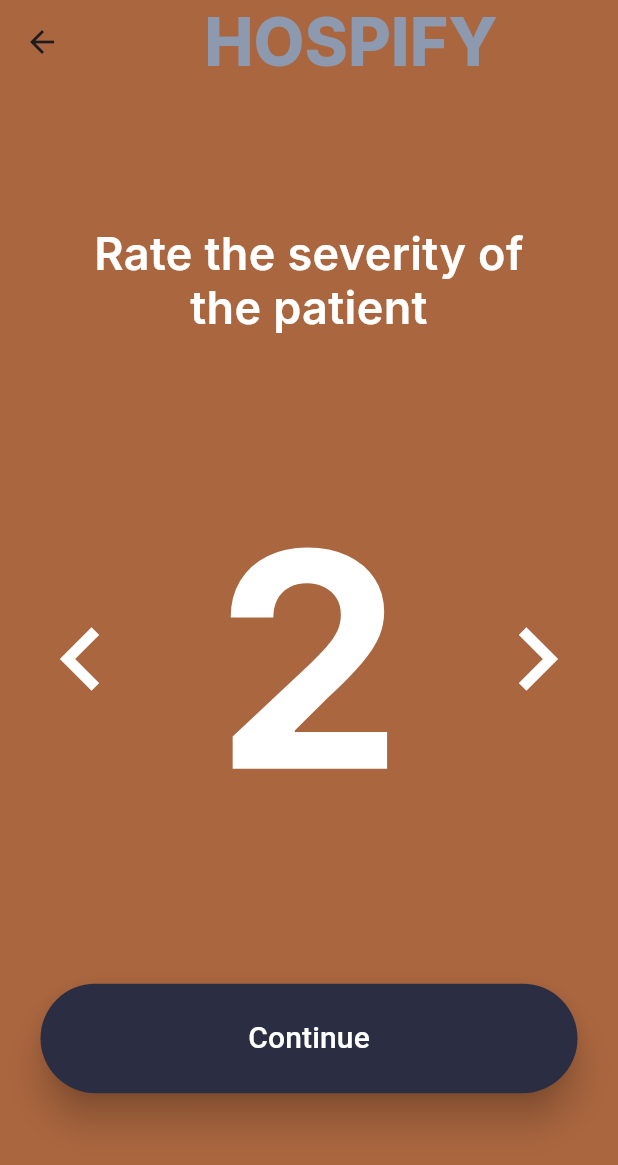
After one commit to parzi-al/miniproject, a Flutter app: the Severe screen opened directly, on a phone screen of 412 x 824 dp. The commit adds this screen. Shown: the top 1165 px of the screen. Run offline on Flutter 3.47's test engine with Material 3 defaults, Android fonts, the phone set to English and light mode, and no system bars; our stand-ins replace cloud_firestore, firebase_auth, firebase_core, google_fonts, hexcolor; accounts and stored records are empty.

Commit message:
severity rating

```diff
--- /dev/null
+++ b/lib/components/severe.dart
@@ -0,0 +1,130 @@
+import 'package:flutter/material.dart';
+import 'package:google_fonts/google_fonts.dart';
+import 'package:hexcolor/hexcolor.dart';
+
+class Severe extends StatefulWidget {
+  Severe({Key? key}) : super(key: key);
+
+  @override
+  State<Severe> createState() => _SevereState();
+}
+
+class _SevereState extends State<Severe> {
+  List<int> numbers = List.generate(10, (index) => index + 1);
+  int currentIndex = 1;
+
+  List<Color> colors = const [
+    Color(0xFFBB5C3C),
+    Color(0xFFAA663F),
+    Color(0xFF996F42),
+    Color(0xFF857A45),
+    Color(0xFF738548),
+    Color(0xFF618F4B),
+    Color(0xFF50984E),
+    Color(0xFF3DA351),
+  ];
+
+  @override
+  void initState() {
+    super.initState();
+  }
+
+  @override
+  Widget build(BuildContext context) {
+    return Scaffold(
+      backgroundColor: colors[currentIndex % colors.length],
+      appBar: AppBar(
+        title: Center(
+          child: Text(
+            'HOSPIFY',
+            style: GoogleFonts.inter(
+              textStyle: TextStyle(
+                fontSize: 43.92,
+                fontWeight: FontWeight.w800,
+                color: HexColor('#8D99AE'),
+              ),
+            ),
+          ),
+        ),
+        backgroundColor: colors[currentIndex % colors.length],
+      ),
+      body: SafeArea(
+        child: Column(
+          mainAxisAlignment: MainAxisAlignment.spaceEvenly,
+          children: [
+            const SizedBox(
+              width: 315,
+              child: Text(
+                'Rate the severity of the patient',
+                textAlign: TextAlign.center,
+                style: TextStyle(
+                  color: Colors.white,
+                  fontSize: 30,
+                  fontFamily: 'Inter',
+                  fontWeight: FontWeight.w600,
+                  height: 0,
+                ),
+              ),
+            ),
+            Row(
+              mainAxisAlignment: MainAxisAlignment.spaceBetween,
+              children: <Widget>[
+                TextButton(
+                  style: TextButton.styleFrom(
+                    backgroundColor: colors[currentIndex % colors.length],
+                    minimumSize: Size(70, 170),
+                  ),
+                  onPressed: () {
+                    setState(() {
+                      currentIndex =
+                          (currentIndex - 1 + numbers.length) % numbers.length;
+                    });
+                  },
+                  child: const Icon(Icons.navigate_before,
+                      size: 84.0, color: Colors.white),
+                ),
+                Center(
+                  child: Text(
+                    numbers[currentIndex].toString(),
+                    style: const TextStyle(
+                      color: Colors.white,
+                      fontSize: 200.04,
+                      fontFamily: 'Inter',
+                      fontWeight: FontWeight.w700,
+                      height: 0,
+                    ),
+                  ),
+                ),
+                TextButton(
+                  style: TextButton.styleFrom(
+                    backgroundColor: Colors.transparent,
+                    minimumSize: Size(70, 170),
+                  ),
+                  onPressed: () {
+                    setState(() {
+                      currentIndex = (currentIndex + 1) % numbers.length;
+                    });
+                  },
+                  child: const Icon(Icons.navigate_next,
+                      size: 84.0, color: Colors.white),
+                ),
+              ],
+            ),
+            ElevatedButton(
+                onPressed: () {},
+                style: ElevatedButton.styleFrom(
+                  shape: RoundedRectangleBorder(
+                    borderRadius: BorderRadius.circular(40),
+                  ),
+                  backgroundColor: HexColor('#2B2D42'),
+                  foregroundColor: Colors.white,
+                  elevation: 10,
+                  minimumSize: const Size(358, 73),
+                ),
+                child: const Text("Continue", style: TextStyle(fontSize: 20)))
+          ],
+        ),
+      ),
+    );
+  }
+}
--- a/lib/screen/main_screen.dart
+++ b/lib/screen/main_screen.dart
@@ -3,7 +3,6 @@ import 'package:flutter_application_1/screen/login.dart';
 import 'package:google_fonts/google_fonts.dart';
 import 'package:hexcolor/hexcolor.dart';
 import 'package:flutter_application_1/screen/create.dart';
-
 class Mainscreen extends StatefulWidget {
   Mainscreen({Key? key}) : super(key: key);
 
--- a/pubspec.yaml
+++ b/pubspec.yaml
@@ -37,10 +37,11 @@ dependencies:
   cupertino_icons: ^1.0.6
   google_fonts: ^6.2.1
   hexcolor: ^3.0.1
-  firebase_core: ^2.27.2
+  firebase_core: ^2.28.0
   firebase_auth: ^4.18.0
   google_sign_in: ^6.2.1
   cloud_firestore: ^4.15.10
+
 
 
 dev_dependencies:
```
Also changed, not shown: lib/components/alert.dart (added, +200 -0 lines), lib/screen/create.dart (+16 -13 lines), lib/screen/login.dart (+20 -20 lines), lib/firebase_options.dart, pubspec.lock, 2 other files.
